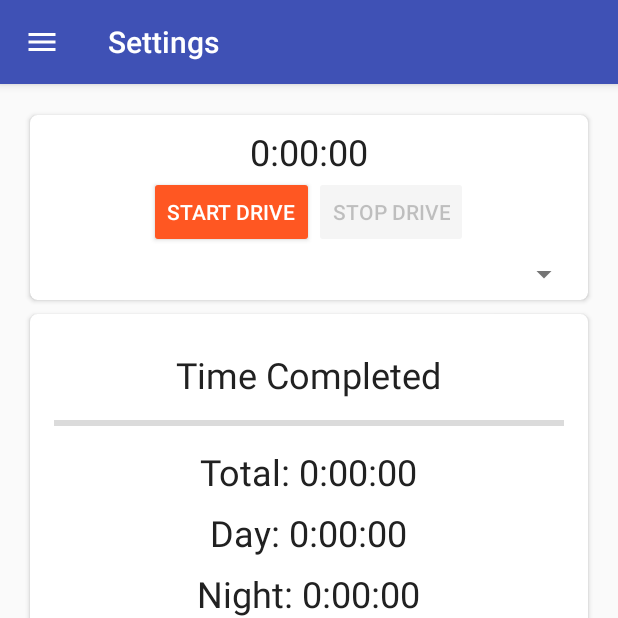
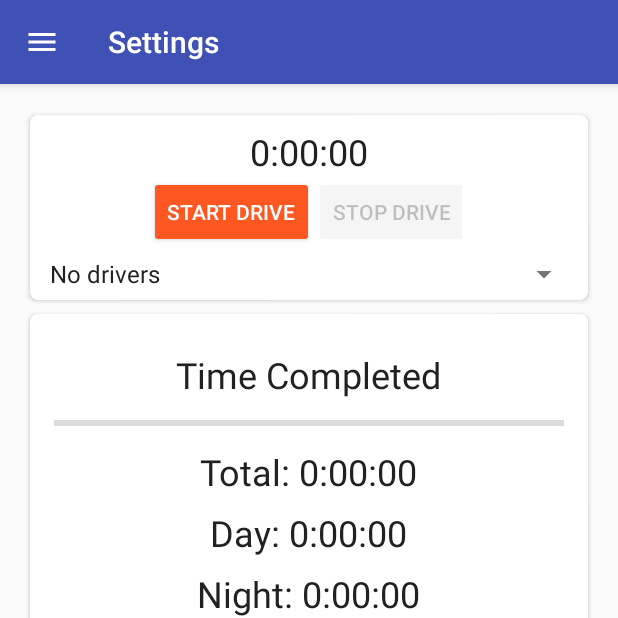
Before and after one commit to brianjaustin/permitlog-android, an Android app: the fragment HomeFragment placed in its activity, after a tap on "START DRIVE", on a phone screen of 412 x 824 dp, the top half of it. Run offline under Robolectric (Android 15) with nearby library versions, the phone set to English and light mode, and no system bars; our stand-ins replace Firebase (no records; nobody signed in at launch, a user with empty details on screens opened directly); libraries missing offline, so code that uses them is left out: com.afollestad.materialdialogs, com.firebase.ui, com.github.clans.fab; plain views replace FloatingActionButton, FloatingActionMenu; 4 statements that could not run were skipped.

Commit message:
Fixed https://github.com/brianjaustin/app-challenge/issues/21

```diff
--- a/AppChallenge/app/src/main/java/team/tr/permitlog/CustomDriveDialog.java
+++ b/AppChallenge/app/src/main/java/team/tr/permitlog/CustomDriveDialog.java
@@ -122,6 +122,7 @@ public class CustomDriveDialog extends AppCompatActivity {
     };
 
     private DataSetObserver observeDrivers = new DataSetObserver() { @Override public void onChanged() {
+        Log.d(TAG, "Have we found "+driverIdFromLog+" yet? "+spinnerData.driverIds.contains(driverIdFromLog));
         //If the driver from the log has been found, select it and stop listening to data changes:
         if (spinnerData.driverIds.contains(driverIdFromLog)) {
             driversSpinner.setSelection(spinnerData.driverIds.indexOf(driverIdFromLog));
@@ -251,8 +252,8 @@ public class CustomDriveDialog extends AppCompatActivity {
         //Get the position of the spinner:
         Spinner driversSpinner = (Spinner)findViewById(R.id.drivers_spinner);
         int spinnerPosition = driversSpinner.getSelectedItemPosition();
-        //If nothing is selected, then the spinner must be empty, so show an error to the user and do not proceed:
-        if (spinnerPosition == Spinner.INVALID_POSITION) {
+        //If there are no driver ids, then show an error to the user and do not proceed:
+        if (spinnerData.driverIds.isEmpty()) {
             Toast.makeText(this, getResources().getString(R.string.go_to_add_driver_menu), Toast.LENGTH_LONG).show();
             return;
         }
--- a/AppChallenge/app/src/main/java/team/tr/permitlog/DriverAdapter.java
+++ b/AppChallenge/app/src/main/java/team/tr/permitlog/DriverAdapter.java
@@ -31,6 +31,9 @@ public class DriverAdapter {
         public void onChildAdded(DataSnapshot dataSnapshot, String s) {
             //Figure out what the name is:
             String name = createDriverName(dataSnapshot);
+            //If driverSnapshots is empty, then there were no drivers previously.
+            //Thus clear the "No drivers" from driverNames:
+            if (driverSnapshots.isEmpty()) driverNames.clear();
             //Add it to driverNames and driverSnapshots:
             driverNames.add(name);
             driverSnapshots.add(dataSnapshot);
@@ -39,7 +42,7 @@ public class DriverAdapter {
         }
         @Override
         public void onChildChanged(DataSnapshot dataSnapshot, String s) {
-            // Get the index of the item changed
+            //Get the index of the item changed
             int driverIndex = driverIds.indexOf(dataSnapshot.getKey());
             //Figure out what the name is:
             String name = createDriverName(dataSnapshot);
@@ -56,6 +59,8 @@ public class DriverAdapter {
             // Remove the item:
             driverNames.remove(driverIndex);
             driverSnapshots.remove(driverIndex);
+            // Add "No drivers" if driverNames is empty:
+            if (driverNames.isEmpty()) driverNames.add("No drivers");
             // Update adapter:
             driversAdapter.notifyDataSetChanged();
         }
@@ -106,6 +111,7 @@ public class DriverAdapter {
         if (!isListening) {
             //Remember to reset the adapter so that things aren't added twice:
             driverNames.clear();
+            driverNames.add("No drivers");
             driverIds.clear();
             driversAdapter.notifyDataSetChanged();
             driversRef.addChildEventListener(driversListener);
--- a/AppChallenge/app/src/main/java/team/tr/permitlog/DriversFragment.java
+++ b/AppChallenge/app/src/main/java/team/tr/permitlog/DriversFragment.java
@@ -37,6 +37,8 @@ public class DriversFragment extends ListFragment {
 
     @Override
     public void onListItemClick(ListView listView, View view, int position, long id) {
+        // Don't do anything if there are no drivers and the user clicks on "No drivers":
+        if (listData.driverIds.isEmpty()) return;
         // Check if the user is signed in:
         boolean isSignedIn = FirebaseHelper.signInIfNeeded((MainActivity)getActivity());
         // Don't do anything if the user isn't signed in:
--- a/AppChallenge/app/src/main/java/team/tr/permitlog/HomeFragment.java
+++ b/AppChallenge/app/src/main/java/team/tr/permitlog/HomeFragment.java
@@ -161,9 +161,7 @@ public class HomeFragment extends Fragment {
     private View.OnClickListener onStartDrive = new View.OnClickListener() { @Override public void onClick(View view) {
         // Check if the driver field is empty
         Context myContext = rootView.getContext();
-        Spinner driversSpinner = (Spinner) rootView.findViewById(R.id.drivers_spinner);
-        int spinnerPosition = driversSpinner.getSelectedItemPosition();
-        if (spinnerPosition == Spinner.INVALID_POSITION) {
+        if (spinnerData.driverIds.isEmpty()) {
             Toast.makeText(myContext, getResources().getString(R.string.go_to_add_driver_menu), Toast.LENGTH_LONG).show();
             return;
         }
@@ -222,7 +220,7 @@ public class HomeFragment extends Fragment {
         // Check if the driver field is empty
         Spinner driversSpinner = (Spinner) rootView.findViewById(R.id.drivers_spinner);
         int spinnerPosition = driversSpinner.getSelectedItemPosition();
-        if (spinnerPosition == Spinner.INVALID_POSITION) {
+        if (spinnerData.driverIds.isEmpty()) {
             Toast.makeText(myContext, getResources().getString(R.string.go_to_add_driver_menu), Toast.LENGTH_LONG).show();
             return;
         }
```
